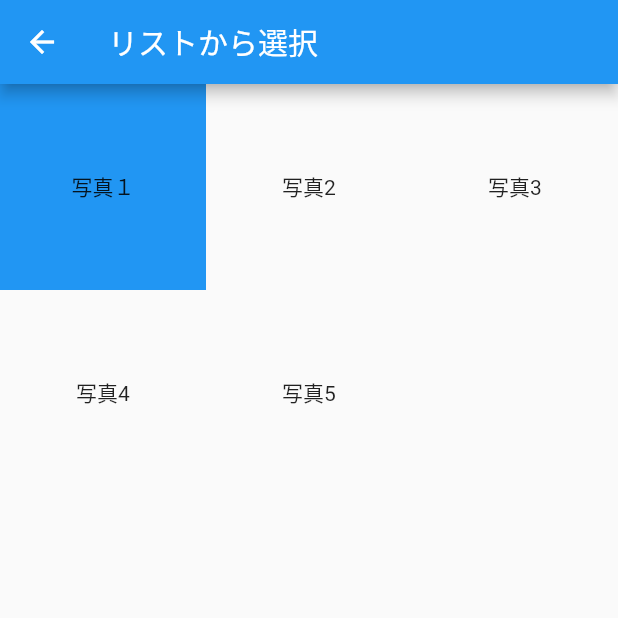
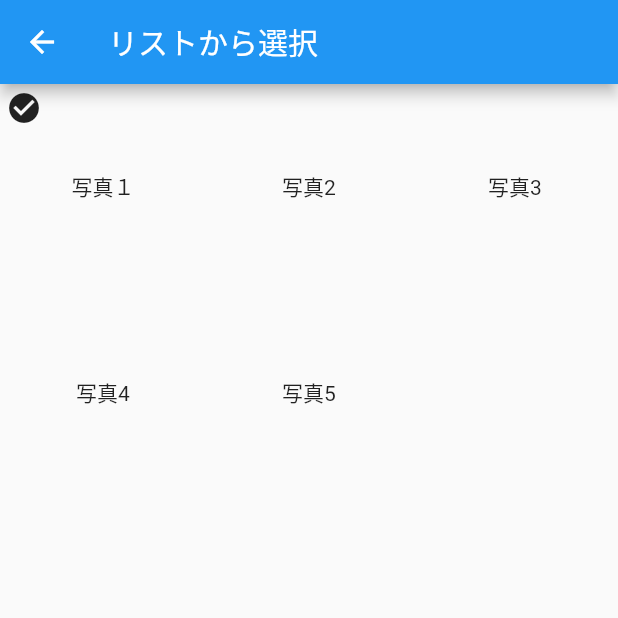
Before and after one commit to kenta-wakasa/techford, a Flutter app: the SelectListPage screen opened directly, after a tap on "写真１", on a phone screen of 412 x 824 dp, the top half of it. Run offline on Flutter 3.47's test engine with Material 2 defaults, Android fonts, the phone set to English and light mode, and no system bars; our stand-ins replace cloud_firestore, firebase_auth, firebase_core, firebase_storage, google_sign_in, hive and 3 more; accounts and stored records are empty.

Commit message:
カードの中でGrid表示、wrapを使った方法

```diff
--- a/lib/select_list_page.dart
+++ b/lib/select_list_page.dart
@@ -41,10 +41,21 @@ class _SelectListPageState extends State<SelectListPage> {
               }
               setState(() {});
             },
-            child: Container(
-              color: selectedList.contains(text) ? Colors.blue : null,
-              alignment: Alignment.center,
-              child: Text(text),
+            child: Stack(
+              children: [
+                Container(
+                  alignment: Alignment.center,
+                  child: Text(text),
+                ),
+                if (selectedList.contains(text))
+                  const Align(
+                    alignment: Alignment.topLeft,
+                    child: Padding(
+                      padding: EdgeInsets.all(4),
+                      child: Icon(Icons.check_circle),
+                    ),
+                  )
+              ],
             ),
           );
         },
--- a/lib/start_page.dart
+++ b/lib/start_page.dart
@@ -1,5 +1,6 @@
 import 'package:firebase_auth/firebase_auth.dart';
 import 'package:flutter/material.dart';
+import 'package:sample2/grid_in_card.dart';
 import 'package:sample2/hive_sample.dart';
 import 'package:sample2/room_list_page.dart';
 import 'package:sample2/login_page.dart';
@@ -55,6 +56,10 @@ class _StartPageState extends State<StartPage> {
             label: 'SharedPreferencesサンプル',
             page: SharedPreferencesSample(),
           ),
+          ElevatedButtonToPush(
+            label: 'Cardの中でGrid表示',
+            page: GridInCard(),
+          )
         ],
       ),
     );
```
